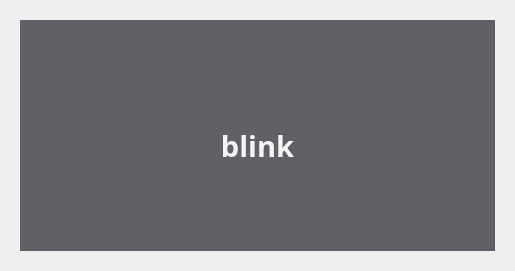
The window that blink_reminder_window.ui (andregaeta/BlinkWell) describes before a commit, drawn with Qt 5.
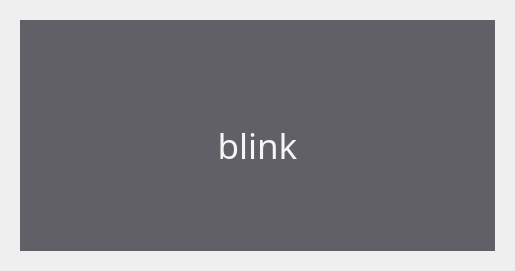
The same window after the commit. Icons and pictures are not drawn.

Patch:
```diff
--- a/blink_reminder_window.ui
+++ b/blink_reminder_window.ui
@@ -72,10 +72,10 @@
        <widget class="QLabel" name="label_2">
         <property name="font">
          <font>
-          <family>BIZ UDPゴシック</family>
-          <pointsize>22</pointsize>
-          <weight>75</weight>
-          <bold>true</bold>
+          <family>Ebrima</family>
+          <pointsize>26</pointsize>
+          <weight>50</weight>
+          <bold>false</bold>
          </font>
         </property>
         <property name="styleSheet">
```
